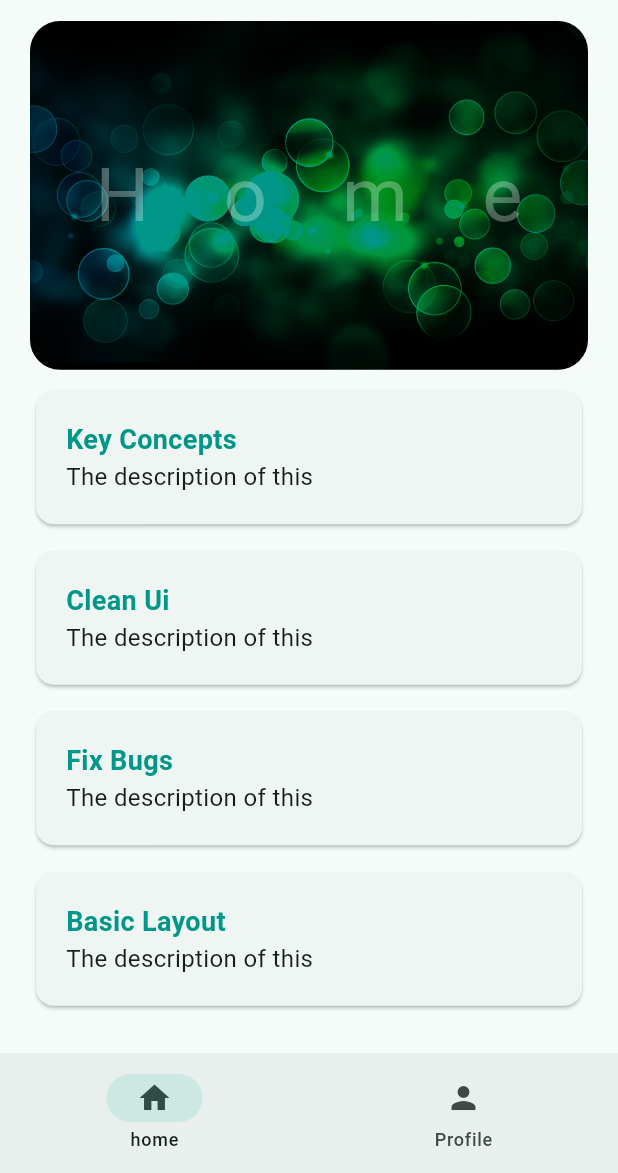
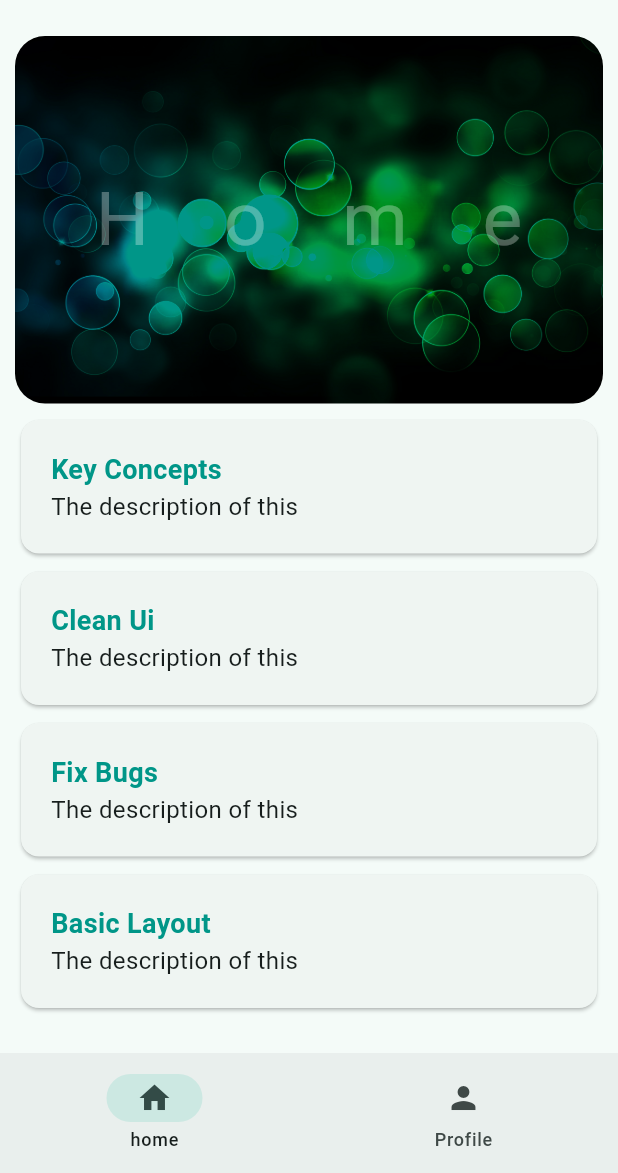
Before and after one commit to yanlimabarbosa/flutter-learning, a Flutter app: the WidgetTree screen opened directly, on a phone screen of 412 x 824 dp, the part 63-1236 px from its top. Run offline on Flutter 3.47's test engine with Material 3 defaults, Android fonts, the phone set to English and light mode, and no system bars; our stand-ins replace lottie, shared_preferences; accounts and stored records are empty.

Commit message:
fix(home): adjust padding and add spacing in HomePage and ProfilePage

```diff
--- a/flutter_app/lib/views/pages/home_page.dart
+++ b/flutter_app/lib/views/pages/home_page.dart
@@ -17,11 +17,13 @@ class HomePage extends StatelessWidget {
     ];
 
     return Padding(
-      padding: EdgeInsets.symmetric(horizontal: 20.0),
+      padding: EdgeInsets.symmetric(horizontal: 10.0),
       child: SingleChildScrollView(
         child: Column(
           children: [
+            SizedBox(height: 10.0),
             HeroWidget(title: "Home", nextPage: CoursePage()),
+            SizedBox(height: 5.0),
             ...List.generate(list.length, (index) {
               return ContainerWidget(
                 title: list.elementAt(index),
--- a/flutter_app/lib/views/pages/profile_page.dart
+++ b/flutter_app/lib/views/pages/profile_page.dart
@@ -12,6 +12,10 @@ class ProfilePage extends StatelessWidget {
       padding: EdgeInsets.all(20.0),
       child: Column(
         children: [
+          CircleAvatar(
+            radius: 50.0,
+            backgroundImage: AssetImage("assets/images/bg.jpg"),
+          ),
           ListTile(
             title: Text("Logout"),
             onTap: () {
--- a/flutter_app/lib/views/widgets/container_widget.dart
+++ b/flutter_app/lib/views/widgets/container_widget.dart
@@ -14,7 +14,7 @@ class ContainerWidget extends StatelessWidget {
   @override
   Widget build(BuildContext context) {
     return Container(
-      padding: EdgeInsets.only(top: 10.0),
+      padding: EdgeInsets.symmetric(vertical: 2.0),
       width: double.infinity,
       child: Card(
         child: Padding(
```
